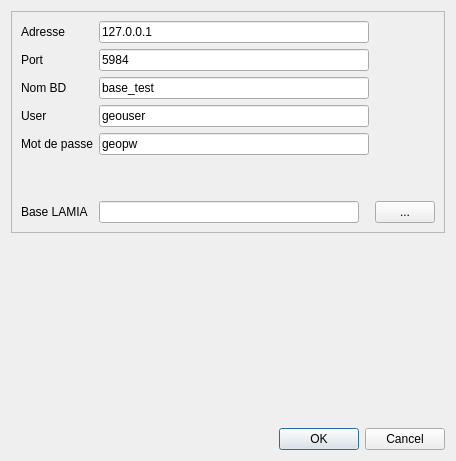
This is Lamia/toolgeneral/LAMIA_to_SIRS/PasserelleSIRS_Connexion.ui in Artelia/Lamia as Qt 5 draws it before an edit. The edited form follows.
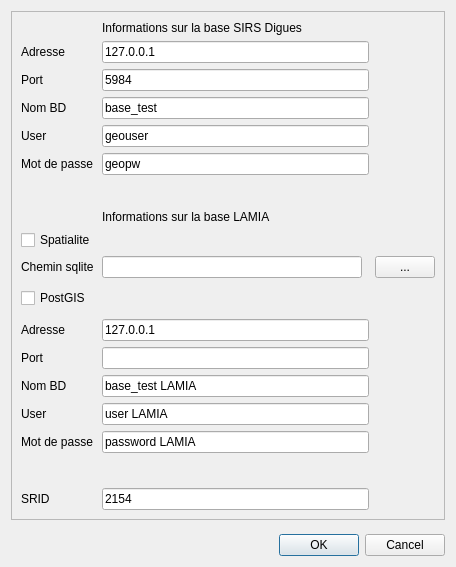
This is the edited form.

Commit message: Correct ETL LAMIA -> SIRS Digues

```diff
--- a/Lamia/toolgeneral/LAMIA_to_SIRS/PasserelleSIRS_Connexion.ui
+++ b/Lamia/toolgeneral/LAMIA_to_SIRS/PasserelleSIRS_Connexion.ui
@@ -7,7 +7,7 @@
     <x>0</x>
     <y>0</y>
     <width>456</width>
-    <height>461</height>
+    <height>567</height>
    </rect>
   </property>
   <property name="sizePolicy">
@@ -28,123 +28,257 @@
      <property name="frameShadow">
       <enum>QFrame::Raised</enum>
      </property>
-     <layout class="QGridLayout" name="gridLayout" columnstretch="0,0,0" columnminimumwidth="0,0,0">
-      <item row="5" column="0">
-       <spacer name="verticalSpacer_2">
-        <property name="orientation">
-         <enum>Qt::Vertical</enum>
+     <layout class="QGridLayout" name="gridLayout" columnstretch="0,0,0,0">
+      <item row="14" column="2">
+       <widget class="QLineEdit" name="lineEdit_path_LAMIA">
+        <property name="minimumSize">
+         <size>
+          <width>260</width>
+          <height>0</height>
+         </size>
         </property>
-        <property name="sizeHint" stdset="0">
+        <property name="maximumSize">
          <size>
-          <width>20</width>
-          <height>40</height>
+          <width>200</width>
+          <height>16777215</height>
          </size>
         </property>
-       </spacer>
+       </widget>
       </item>
-      <item row="6" column="0">
+      <item row="14" column="0">
        <widget class="QLabel" name="label_6">
         <property name="text">
-         <string>Base LAMIA</string>
+         <string>Chemin sqlite</string>
+        </property>
+       </widget>
+      </item>
+      <item row="14" column="3">
+       <widget class="QPushButton" name="pushButton_filechoose">
+        <property name="maximumSize">
+         <size>
+          <width>60</width>
+          <height>16777215</height>
+         </size>
+        </property>
+        <property name="text">
+         <string>...</string>
+        </property>
+       </widget>
+      </item>
+      <item row="9" column="2">
+       <widget class="QLabel" name="label_8">
+        <property name="text">
+         <string>Informations sur la base LAMIA</string>
+        </property>
+       </widget>
+      </item>
+      <item row="0" column="2">
+       <widget class="QLabel" name="label_9">
+        <property name="text">
+         <string>Informations sur la base SIRS Digues</string>
+        </property>
+       </widget>
+      </item>
+      <item row="18" column="0">
+       <widget class="QLabel" name="label_12">
+        <property name="text">
+         <string>Nom BD</string>
+        </property>
+       </widget>
+      </item>
+      <item row="17" column="0">
+       <widget class="QLabel" name="label_11">
+        <property name="text">
+         <string>Port</string>
+        </property>
+       </widget>
+      </item>
+      <item row="16" column="0">
+       <widget class="QLabel" name="label_10">
+        <property name="text">
+         <string>Adresse</string>
+        </property>
+       </widget>
+      </item>
+      <item row="20" column="0">
+       <widget class="QLabel" name="label_14">
+        <property name="text">
+         <string>Mot de passe</string>
+        </property>
+       </widget>
+      </item>
+      <item row="19" column="0">
+       <widget class="QLabel" name="label_13">
+        <property name="text">
+         <string>User</string>
+        </property>
+       </widget>
+      </item>
+      <item row="16" column="2">
+       <widget class="QLineEdit" name="lineEdit_adresse_LAMIA">
+        <property name="text">
+         <string>127.0.0.1</string>
         </property>
        </widget>
       </item>
       <item row="4" column="0">
-       <widget class="QLabel" name="label_5">
-        <property name="text">
-         <string>Mot de passe</string>
-        </property>
-       </widget>
-      </item>
-      <item row="3" column="0">
        <widget class="QLabel" name="label_4">
         <property name="text">
          <string>User</string>
         </property>
        </widget>
       </item>
+      <item row="5" column="0">
+       <widget class="QLabel" name="label_5">
+        <property name="text">
+         <string>Mot de passe</string>
+        </property>
+       </widget>
+      </item>
+      <item row="22" column="0">
+       <widget class="QLabel" name="label_7">
+        <property name="text">
+         <string>SRID</string>
+        </property>
+       </widget>
+      </item>
+      <item row="4" column="2">
+       <widget class="QLineEdit" name="lineEdit_user">
+        <property name="text">
+         <string>geouser</string>
+        </property>
+       </widget>
+      </item>
       <item row="1" column="0">
-       <widget class="QLabel" name="label_2">
-        <property name="text">
-         <string>Port</string>
-        </property>
-       </widget>
-      </item>
-      <item row="0" column="0">
        <widget class="QLabel" name="label">
         <property name="text">
          <string>Adresse</string>
         </property>
        </widget>
       </item>
+      <item row="22" column="2">
+       <widget class="QLineEdit" name="lineEdit_SRID">
+        <property name="text">
+         <string>2154</string>
+        </property>
+       </widget>
+      </item>
       <item row="2" column="0">
+       <widget class="QLabel" name="label_2">
+        <property name="text">
+         <string>Port</string>
+        </property>
+       </widget>
+      </item>
+      <item row="3" column="0">
        <widget class="QLabel" name="label_3">
         <property name="text">
          <string>Nom BD</string>
         </property>
        </widget>
       </item>
-      <item row="6" column="2">
-       <widget class="QPushButton" name="pushButton_filechoose">
-        <property name="maximumSize">
-         <size>
-          <width>60</width>
-          <height>16777215</height>
-         </size>
-        </property>
-        <property name="text">
-         <string>...</string>
-        </property>
-       </widget>
-      </item>
-      <item row="6" column="1">
-       <widget class="QLineEdit" name="lineEdit_nom_LAMIA">
-        <property name="minimumSize">
-         <size>
-          <width>260</width>
-          <height>0</height>
-         </size>
-        </property>
-        <property name="maximumSize">
-         <size>
-          <width>200</width>
-          <height>16777215</height>
-         </size>
-        </property>
-       </widget>
-      </item>
-      <item row="3" column="1">
-       <widget class="QLineEdit" name="lineEdit_user">
-        <property name="text">
-         <string>geouser</string>
-        </property>
-       </widget>
-      </item>
-      <item row="4" column="1">
-       <widget class="QLineEdit" name="lineEdit_password">
-        <property name="text">
-         <string>geopw</string>
-        </property>
-       </widget>
-      </item>
-      <item row="2" column="1">
+      <item row="3" column="2">
        <widget class="QLineEdit" name="lineEdit_nom">
         <property name="text">
          <string>base_test</string>
         </property>
        </widget>
       </item>
-      <item row="1" column="1">
+      <item row="1" column="2">
+       <widget class="QLineEdit" name="lineEdit_adresse">
+        <property name="text">
+         <string>127.0.0.1</string>
+        </property>
+       </widget>
+      </item>
+      <item row="2" column="2">
        <widget class="QLineEdit" name="lineEdit_port">
         <property name="text">
          <string>5984</string>
         </property>
        </widget>
       </item>
-      <item row="0" column="1">
-       <widget class="QLineEdit" name="lineEdit_adresse">
+      <item row="5" column="2">
+       <widget class="QLineEdit" name="lineEdit_password">
         <property name="text">
-         <string>127.0.0.1</string>
+         <string>geopw</string>
+        </property>
+       </widget>
+      </item>
+      <item row="6" column="2">
+       <spacer name="verticalSpacer_2">
+        <property name="orientation">
+         <enum>Qt::Vertical</enum>
+        </property>
+        <property name="sizeHint" stdset="0">
+         <size>
+          <width>20</width>
+          <height>40</height>
+         </size>
+        </property>
+       </spacer>
+      </item>
+      <item row="19" column="2">
+       <widget class="QLineEdit" name="lineEdit_user_LAMIA">
+        <property name="text">
+         <string>user LAMIA</string>
+        </property>
+       </widget>
+      </item>
+      <item row="17" column="2">
+       <widget class="QLineEdit" name="lineEdit_port_LAMIA"/>
+      </item>
+      <item row="18" column="2">
+       <widget class="QLineEdit" name="lineEdit_nom_LAMIA">
+        <property name="text">
+         <string>base_test LAMIA</string>
+        </property>
+       </widget>
+      </item>
+      <item row="20" column="2">
+       <widget class="QLineEdit" name="lineEdit_password_LAMIA">
+        <property name="text">
+         <string>password LAMIA</string>
+        </property>
+       </widget>
+      </item>
+      <item row="21" column="2">
+       <spacer name="verticalSpacer_3">
+        <property name="orientation">
+         <enum>Qt::Vertical</enum>
+        </property>
+        <property name="sizeHint" stdset="0">
+         <size>
+          <width>20</width>
+          <height>40</height>
+         </size>
+        </property>
+       </spacer>
+      </item>
+      <item row="15" column="2">
+       <spacer name="verticalSpacer_4">
+        <property name="orientation">
+         <enum>Qt::Vertical</enum>
+        </property>
+        <property name="sizeHint" stdset="0">
+         <size>
+          <width>20</width>
+          <height>40</height>
+         </size>
+        </property>
+       </spacer>
+      </item>
+      <item row="10" column="0">
+       <widget class="QCheckBox" name="checkBox_spatialite">
+        <property name="text">
+         <string>Spatialite</string>
+        </property>
+       </widget>
+      </item>
+      <item row="15" column="0">
+       <widget class="QCheckBox" name="checkBox_postgis">
+        <property name="text">
+         <string>PostGIS</string>
         </property>
        </widget>
       </item>
```
The commit also changes 7 other files.
